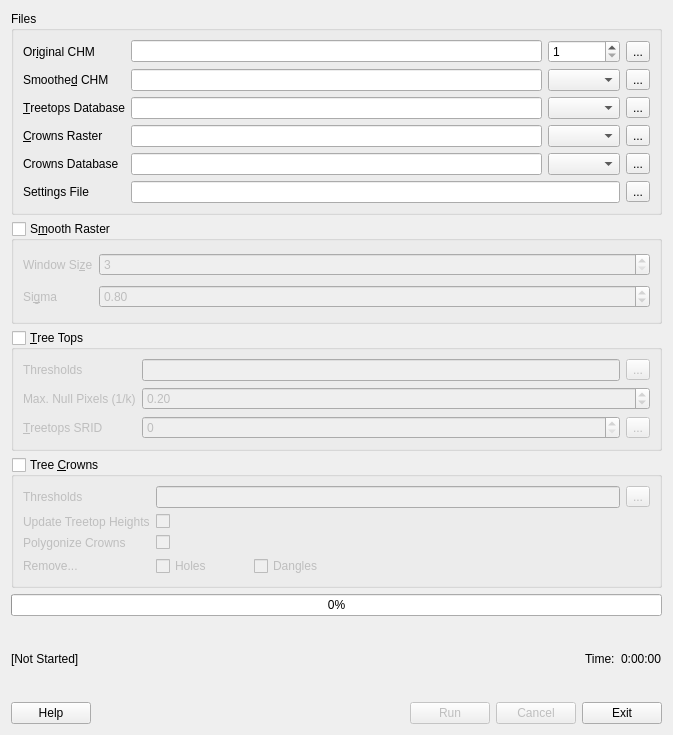
rskelly/treetops, file src/treetops.ui: the form before one commit.
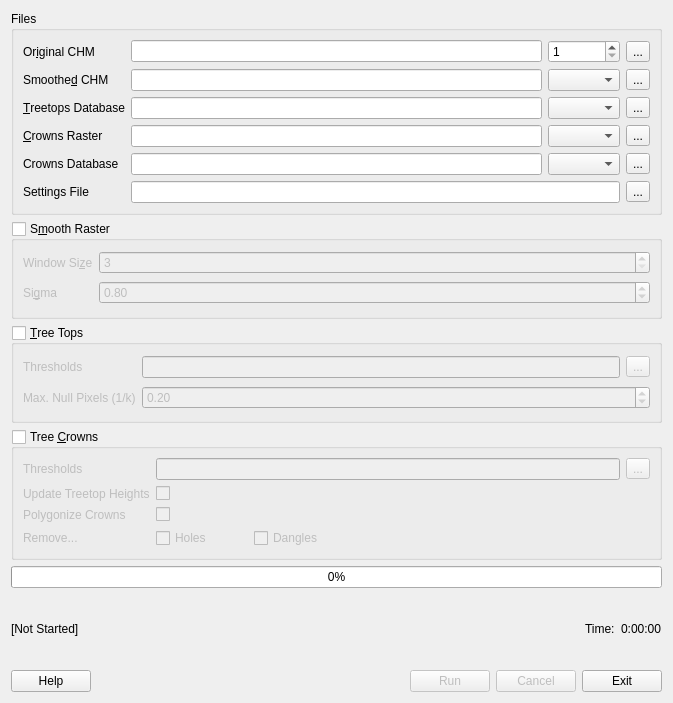
The form after the commit.

Commit message: Removing SRID stuff for #96.

```diff
--- a/src/treetops.ui
+++ b/src/treetops.ui
@@ -7,7 +7,7 @@
     <x>0</x>
     <y>0</y>
     <width>673</width>
-    <height>735</height>
+    <height>703</height>
    </rect>
   </property>
   <property name="sizePolicy">
@@ -374,7 +374,7 @@
           </property>
          </widget>
         </item>
-        <item row="0" column="4">
+        <item row="0" column="3">
          <widget class="QToolButton" name="btnTopsThresholds">
           <property name="enabled">
            <bool>false</bool>
@@ -384,7 +384,7 @@
           </property>
          </widget>
         </item>
-        <item row="0" column="1" colspan="3">
+        <item row="0" column="1" colspan="2">
          <widget class="QLineEdit" name="txtTopsThresholds">
           <property name="sizePolicy">
            <sizepolicy hsizetype="Expanding" vsizetype="Fixed">
@@ -407,23 +407,7 @@
           </property>
          </widget>
         </item>
-        <item row="2" column="0">
-         <widget class="QLabel" name="label_17">
-          <property name="sizePolicy">
-           <sizepolicy hsizetype="Fixed" vsizetype="Preferred">
-            <horstretch>0</horstretch>
-            <verstretch>0</verstretch>
-           </sizepolicy>
-          </property>
-          <property name="text">
-           <string>&amp;Treetops SRID</string>
-          </property>
-          <property name="buddy">
-           <cstring>spnTopsTreetopsSRID</cstring>
-          </property>
-         </widget>
-        </item>
-        <item row="1" column="1" colspan="4">
+        <item row="1" column="1" colspan="3">
          <widget class="QDoubleSpinBox" name="spnTopsMaxNulls">
           <property name="maximum">
            <double>1.000000000000000</double>
@@ -436,35 +420,6 @@
           </property>
          </widget>
         </item>
-        <item row="2" column="4">
-         <widget class="QToolButton" name="btnTopsTreetopsSRID">
-          <property name="mouseTracking">
-           <bool>false</bool>
-          </property>
-          <property name="acceptDrops">
-           <bool>false</bool>
-          </property>
-          <property name="text">
-           <string>...</string>
-          </property>
-         </widget>
-        </item>
-        <item row="2" column="1" colspan="3">
-         <widget class="QSpinBox" name="spnTopsTreetopsSRID">
-          <property name="mouseTracking">
-           <bool>false</bool>
-          </property>
-          <property name="focusPolicy">
-           <enum>Qt::WheelFocus</enum>
-          </property>
-          <property name="acceptDrops">
-           <bool>false</bool>
-          </property>
-          <property name="maximum">
-           <number>999999</number>
-          </property>
-         </widget>
-        </item>
        </layout>
       </item>
      </layout>
```
The commit also changes 3 other files.
